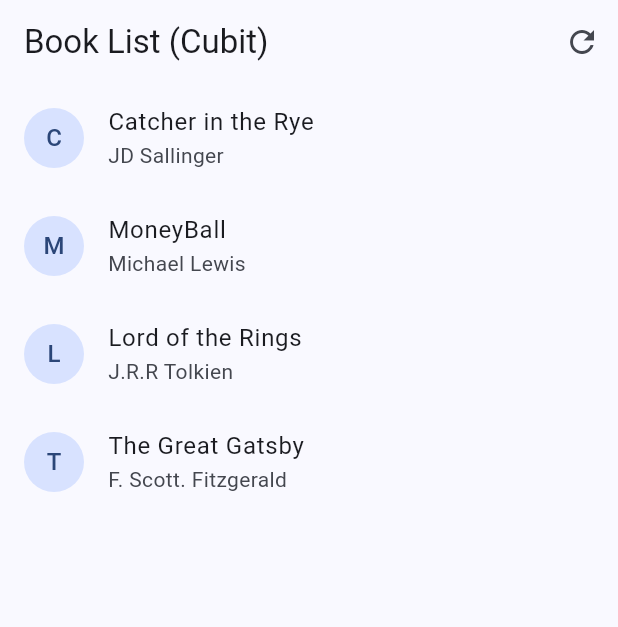
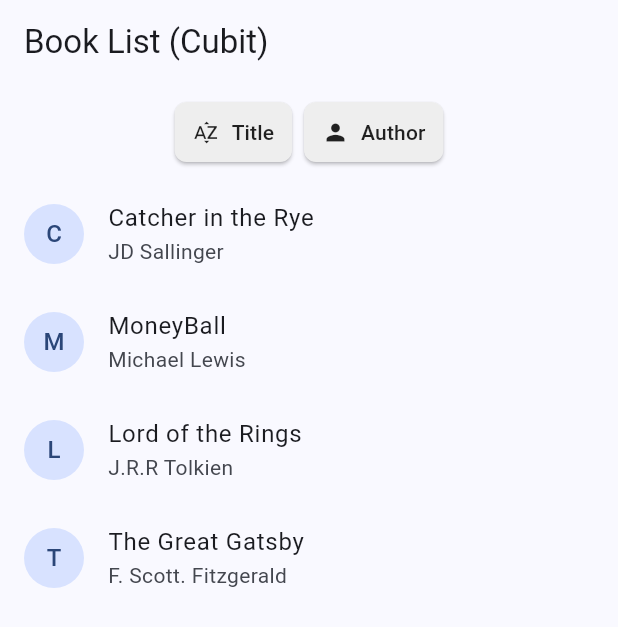
Before and after one commit to tlin41390/book_club, a Flutter app: the screen it shows after launch, on a phone screen of 412 x 824 dp. Shown: the top 627 px of the screen. Run offline on Flutter 3.47's test engine with Material 3 defaults, Android fonts, the phone set to English and light mode, and no system bars; our stand-ins replace equatable, flutter_bloc.

Commit message:
implemented sorting and imported assets

```diff
--- a/lib/features/book_list/cubit/book_cubit.dart
+++ b/lib/features/book_list/cubit/book_cubit.dart
@@ -15,10 +15,11 @@ class BookCubit extends Cubit<BookState> {
       await Future.delayed(const Duration(seconds: 2));
 
       final book = [
-        const Book(title: 'Catcher in the Rye', author: 'JD Sallinger', description: 'abc'),
-        const Book(title: 'MoneyBall', author: 'Michael Lewis', description:'basebol'),
-        const Book(title: 'Lord of the Rings', author: "J.R.R Tolkien ", description:"magic"),
-        const Book(title: 'The Great Gatsby', author: 'F. Scott. Fitzgerald', description:"wealth"),
+        const Book(title: 'Catcher in the Rye', author: 'JD Sallinger', description: 'abc',imageURL: '../../assets/catcher_in_the_rye.jpg'),
+        const Book(title: 'MoneyBall', author: 'Michael Lewis', description:'basebol',imageURL: '../../assets/money_ball.jpg'),
+        const Book(title: 'Lord of the Rings', author: "J.R.R Tolkien ", description:"magic",imageURL: '../../assets/money_ball.jpg'),
+        const Book(title: 'The Great Gatsby', author: 'F. Scott. Fitzgerald', description:"wealth",
+        imageURL:'../../assets/money_ball.jpg'),
       ];
 
       emit(BookLoaded(book));
@@ -26,4 +27,21 @@ class BookCubit extends Cubit<BookState> {
       emit(BookError('Failed to load books: $e'));
     }
   }
+  void sortByTitle() {
+    if (state is BookLoaded) {
+      final book = (state as BookLoaded).books;
+      emit(BookLoaded(
+        List.from(book)..sort((a, b) => a.title.compareTo(b.title)),
+      ));
+    }
+  }
+
+  void sortByAuthor() {
+    if (state is BookLoaded) {
+      final book = (state as BookLoaded).books;
+      emit(BookLoaded(
+        List.from(book)..sort((a, b) => a.author.compareTo(b.author)),
+      ));
+    }
+  }
 }
--- a/lib/features/book_list/models/book.dart
+++ b/lib/features/book_list/models/book.dart
@@ -4,13 +4,15 @@ class Book extends Equatable {
   final String title;
   final String author;
   final String description;
+  final String imageURL;
 
   const Book({
     required this.title,
     required this.author,
     required this.description,
+    required this.imageURL,
   });
 
   @override
-  List<Object?> get props => [title, author, description];
+  List<Object?> get props => [title, author, description, imageURL];
 }
--- /dev/null
+++ b/lib/features/book_list/views/book_detail_screen.dart
@@ -0,0 +1,26 @@
+import 'package:flutter/material.dart';
+import 'package:flutter_bloc/flutter_bloc.dart';
+import '../cubit/book_cubit.dart';
+import '../models/book.dart';
+
+class BookDetailScreen extends StatelessWidget {
+  final Book book;
+  const BookDetailScreen({super.key, required this.book});
+
+  @override
+  Widget build(BuildContext context){
+    return Scaffold(
+      appBar: AppBar(title: Text(book.title)),
+      body: Center(child: Column(mainAxisAlignment: MainAxisAlignment.center,
+      children: [
+        CircleAvatar(
+          radius: 60,
+          backgroundImage: NetworkImage(book.imageURL),
+        ),
+        const SizedBox(height:20),
+        Text('Title: ${book.title}'),Text('Author: ${book.author}'),
+        Text('Description: ${book.description}'),
+      ],),),
+    );
+  }
+}
--- a/lib/features/book_list/views/book_list_screen.dart
+++ b/lib/features/book_list/views/book_list_screen.dart
@@ -3,46 +3,124 @@ import 'package:flutter_bloc/flutter_bloc.dart';
 import '../cubit/book_cubit.dart';
 import '../models/book.dart';
 
+class SortButton extends StatelessWidget {
+  final IconData icon;
+  final String text;
+  final VoidCallback onPressed;
+  final bool isActive;
+
+  const SortButton({
+    super.key,
+    required this.icon,
+    required this.text,
+    required this.onPressed,
+    this.isActive = false,
+  });
+
+  @override
+  Widget build(BuildContext context) {
+    return ElevatedButton.icon(
+      style: ElevatedButton.styleFrom(
+        foregroundColor: isActive ? Colors.white : Colors.black87,
+        backgroundColor: isActive ? Colors.blue : Colors.grey[200],
+        shape: RoundedRectangleBorder(
+          borderRadius: BorderRadius.circular(8),
+        ),
+        padding: const EdgeInsets.symmetric(horizontal: 12, vertical: 8),
+      ),
+      icon: Icon(icon, size: 18),
+      label: Text(text),
+      onPressed: onPressed,
+    );
+  }
+}
+
 class BookListScreen extends StatelessWidget {
   const BookListScreen({super.key});
 
   @override
-  Widget build(BuildContext context){
+  Widget build(BuildContext context) {
     return Scaffold(
       appBar: AppBar(
         title: const Text('Book List (Cubit)'),
-        actions: [
-          IconButton(
-            icon: const Icon(Icons.refresh),
-            onPressed: ()=> context.read<BookCubit>().loadBook(),
+      ),
+      body: Column(
+        children: [
+          // Sorting controls
+          Padding(
+            padding: const EdgeInsets.all(8.0),
+            child: BlocBuilder<BookCubit, BookState>(
+              builder: (context, state) {
+                final isTitleSorted = state is BookLoaded && _isListSortedByTitle(state.books);
+                final isAuthorSorted = state is BookLoaded && _isListSortedByAuthor(state.books);
+                return Row(
+                  mainAxisAlignment: MainAxisAlignment.center,
+                  children: [
+                    SortButton(
+                      icon: Icons.sort_by_alpha,
+                      text: 'Title',
+                      isActive: isTitleSorted,
+                      onPressed: () => context.read<BookCubit>().sortByTitle(),
+                    ),
+                    const SizedBox(width: 8),
+                    SortButton(
+                      icon: Icons.person,
+                      text: 'Author',
+                      isActive: isAuthorSorted,
+                      onPressed: () => context.read<BookCubit>().sortByAuthor(),
+                    ),
+                  ],
+                );
+              },
+            ),
+          ),
+          Expanded(
+            child: BlocBuilder<BookCubit, BookState>(
+              builder: (context, state) {
+                if (state is BookInitial || state is BookLoading) {
+                  return const Center(child: CircularProgressIndicator());
+                } else if (state is BookError) {
+                  return Center(child: Text(state.message));
+                } else if (state is BookLoaded) {
+                  return _buildBookList(state.books, context);
+                }
+                return const Center(child: Text('No books available'));
+              },
+            ),
           ),
         ],
       ),
-      body: BlocBuilder<BookCubit, BookState>(
-        builder: (context, state){
-          if(state is BookInitial || state is BookLoading){
-            return const Center(child: CircularProgressIndicator());
-          }else if (state is BookError){
-            return Center(child: Text(state.message));
-          }else if (state is BookLoaded){
-            return _buildBookList(state.books, context);
-          } else{
-            return const Center(child: Text('Fuck'));
-          }
-        },)
     );
   }
 }
 
-Widget _buildBookList(List<Book> book, BuildContext context){
+bool _isListSortedByTitle(List<Book> books) {
+  for (int i = 0; i < books.length - 1; i++) {
+    if (books[i].title.compareTo(books[i + 1].title) > 0) {
+      return false;
+    }
+  }
+  return true;
+}
+
+bool _isListSortedByAuthor(List<Book> books) {
+  for (int i = 0; i < books.length - 1; i++) {
+    if (books[i].author.compareTo(books[i + 1].author) > 0) {
+      return false;
+    }
+  }
+  return true;
+}
+
+Widget _buildBookList(List<Book> books, BuildContext context) {
   return ListView.builder(
-    itemCount: book.length,
-    itemBuilder: (context, index){
-      final b = book[index];
+    itemCount: books.length,
+    itemBuilder: (context, index) {
+      final book = books[index];
       return ListTile(
-        leading: CircleAvatar(child: Text(b.title[0])),
-        title: Text(b.title),
-        subtitle: Text(b.author),
+        leading: CircleAvatar(child: Text(book.title[0])),
+        title: Text(book.title),
+        subtitle: Text(book.author),
         onTap: () {
           // Navigation logic here
         },
```
Also changed, not shown: lib/features/assets/catcher_in_the_rye.jpg (added), lib/features/assets/lord_of_the_rings.jpg (added), lib/features/assets/money_ball.jpg (added), lib/features/assets/the_great_gatsby.jpg (added).
